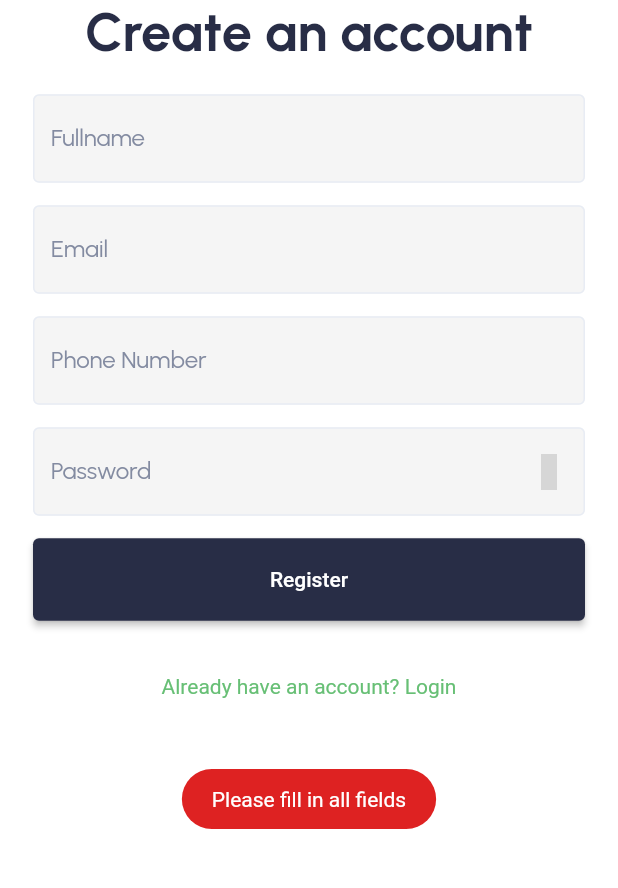
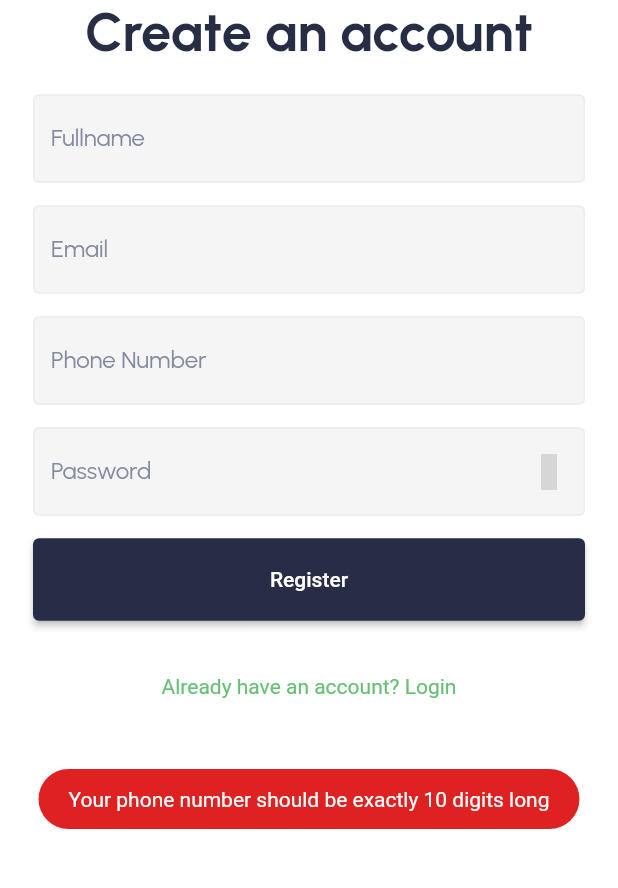
Before and after one commit to Thotholani/wasteaway, a Flutter app: the screen it shows after launch, after a tap on "Don't have an account? Register", after a tap on "Register", on a phone screen of 412 x 824 dp, the part 311-1199 px from its top. Run offline on Flutter 3.47's test engine with Material 2 defaults, Android fonts, the phone set to English and light mode, and no system bars; our stand-ins replace animated_text_kit, avatar_glow, eva_icons_flutter, flutter_feather_icons, fluttertoast, geocoding and 7 more; missing offline and left inert: assorted_layout_widgets, dart:ffi, location_geocoder; network calls fail; project files that could hold a hidden picture were left out; grey boxes are pictures that could not be loaded.

```diff
--- a/lib/screens/loginScreen.dart
+++ b/lib/screens/loginScreen.dart
@@ -1,4 +1,5 @@
 import 'package:flutter/material.dart';
+import 'package:flutter/services.dart';
 import 'package:fluttertoast/fluttertoast.dart';
 import 'package:shared_preferences/shared_preferences.dart';
 import 'package:wasteaway/main.dart';
@@ -9,6 +10,8 @@ import 'package:wasteaway/theme.dart';
 import '../components/buttons.dart';
 import '../components/inputBox.dart';
 import '../services/authentication.dart';
+
+var email = "";
 
 class LoginScreen extends StatefulWidget {
   const LoginScreen({Key? key}) : super(key: key);
@@ -23,8 +26,9 @@ class _LoginScreenState extends State<LoginScreen> {
     final SharedPreferences sharedPreferences = await SharedPreferences.getInstance();
     var obtainedEmail = sharedPreferences.getString("email");
     setState(() {
-       WasteClient().email = obtainedEmail!;
+       email = obtainedEmail!;
     });
+    print("The email is: "+email);
   }
 
   final emailController = TextEditingController();
@@ -33,7 +37,7 @@ class _LoginScreenState extends State<LoginScreen> {
   @override
   void initState() {
     getValidationData().whenComplete(() async {
-      if(WasteClient().email != "") {
+      if(email.isNotEmpty) {
         Navigator.pushNamedAndRemoveUntil(context, "/dashboard", (route) => false);
       }
     });
@@ -42,7 +46,12 @@ class _LoginScreenState extends State<LoginScreen> {
 
   @override
   Widget build(BuildContext context) {
-    return Scaffold(
+    email = "";
+    return AnnotatedRegion<SystemUiOverlayStyle>(
+      value: SystemUiOverlayStyle(
+        statusBarColor: Colors.transparent,
+      ),
+      child: Scaffold(
         body: Center(
           child: SingleChildScrollView(
             child: SafeArea(
@@ -96,6 +105,7 @@ class _LoginScreenState extends State<LoginScreen> {
             ),
           ),
         ),
+      ),
     );
   }
 }
--- a/lib/screens/registerScreen.dart
+++ b/lib/screens/registerScreen.dart
@@ -45,15 +45,21 @@ class _RegisterScreenState extends State<RegisterScreen> {
                   passwordInputBox(passwordController: passwordController),
                   SizedBox(height: 15,),
                   PrimaryBlueButton(buttonText: "Register",onPressed: (){
+                    if(phonenumberController.text.length == 10) {
                       emailController.text.isNotEmpty && passwordController.text.isNotEmpty && fullnameController.text.isNotEmpty && phonenumberController.text.isNotEmpty ? emailController
-                        .text.contains("@")
-                        ? Navigator.push(context, MaterialPageRoute(builder: (context) => PinScreen(fullnameController.text, emailController.text, phonenumberController.text, passwordController.text))) : Fluttertoast.showToast(
+                          .text.contains("@") ? Navigator.push(context, MaterialPageRoute(builder: (context) => PinScreen(fullnameController.text, emailController.text, phonenumberController.text, passwordController.text))) : Fluttertoast.showToast(
                         msg: "Your email must contain the @ symbol ",
                         backgroundColor: Color(cancelRedColor),
                       ) : Fluttertoast.showToast(
                         msg: "Please fill in all fields",
                         backgroundColor: Color(cancelRedColor),
                       );
+                    } else {
+                      Fluttertoast.showToast(
+                        msg: "Your phone number should be exactly 10 digits long",
+                        backgroundColor: Color(cancelRedColor),
+                      );
+                    }
                   },),
                   SizedBox(height: 20,),
                   TextButton(
--- a/lib/screens/subscriptionScreen.dart
+++ b/lib/screens/subscriptionScreen.dart
@@ -134,7 +134,7 @@ class _SubscriptionScreenState extends State<SubscriptionScreen> {
                   setState(() {
                     selectedPlanIndex = index;
                     chosenSubscriptionPlan =
-                        subscriptionPlans[selectedPlanIndex].subscription_plan;
+                        subscriptionPlans[selectedPlanIndex].package_plan;
                     planIsSelected = true;
                   });
                 },
@@ -165,7 +165,7 @@ class _SubscriptionScreenState extends State<SubscriptionScreen> {
                                   children: [
                                     Text(subscriptionPlan.billing_time),
                                     Text(
-                                      "K" + subscriptionPlan.fee + "/month",
+                                      "K" + subscriptionPlan.price + "/month",
                                       style: TextStyle(
                                           color: Color(primaryBlueColor),
                                           fontSize: 20,
--- a/lib/screens/walletScreen.dart
+++ b/lib/screens/walletScreen.dart
@@ -70,7 +70,7 @@ class WalletScreen extends StatelessWidget {
                         Text("K$balance.00",
                             style: TextStyle(
                                 color: Colors.white,
-                                fontSize: 64,
+                                fontSize: MediaQuery.of(context).size.width * 0.15,
                                 fontWeight: FontWeight.bold
                             ),
                             textAlign: TextAlign.center,
--- a/lib/services/authentication.dart
+++ b/lib/services/authentication.dart
@@ -91,7 +91,7 @@ void login(email, password, BuildContext context) async {
       sharedPreferences.setString("phoneNumber", jsondata['phoneNumber']);
       sharedPreferences.setString("balance", jsondata['balance']);
       sharedPreferences.setString("email", jsondata['email']);
-      sharedPreferences.setString("subscription_plan", jsondata['subscription_plan']);
+      sharedPreferences.setString("subscription_plan", jsondata['package_plan']);
       sharedPreferences.setString("number_of_pickups", jsondata['number_of_pickups']);
       sharedPreferences.setString("no_pickup_points", jsondata['no_pickup_points']);
 
--- a/lib/services/fundsService.dart
+++ b/lib/services/fundsService.dart
@@ -37,7 +37,7 @@ String apiURL = MyApp().url;
         showDialog(context: context, builder: (BuildContext context) {
           return AlertDialog(
             title: Center(child: Column(children: [
-              Icon(FeatherIcons.checkCircle,size: 50,color: Color(secondaryGreenColor),),
+              Image.asset("assets/images/confirmation_tick.png",width: MediaQuery.of(context).size.height * 0.1,),
               SizedBox(height: 5,),
               const Text('Success')
             ])),
--- a/lib/services/subscriptionService.dart
+++ b/lib/services/subscriptionService.dart
@@ -42,7 +42,7 @@ class SubscriptionService {
       showDialog(
           context: context,
           builder: (BuildContext context) {
-            return ProgressDialog(message: "Processing your \nsubscription.Please Wait...");
+            return ProgressDialog(message: "Processing your \nsubscription. \nPlease Wait...");
           },
           barrierDismissible: false);
       if (jsondata["success"]) {
--- a/pubspec.yaml
+++ b/pubspec.yaml
@@ -30,6 +30,7 @@ dependencies:
   avatar_glow:
   shimmer: ^2.0.0
   smooth_page_indicator:
+  location_geocoder:
 
 dev_dependencies:
   flutter_test:
```
Also changed, not shown: lib/models/subscriptionPlan.dart (+5 -7 lines), lib/screens/locationScreen.dart (+10 -1 lines), pubspec.lock. Lines whose indentation alone changed are shown as unchanged.
